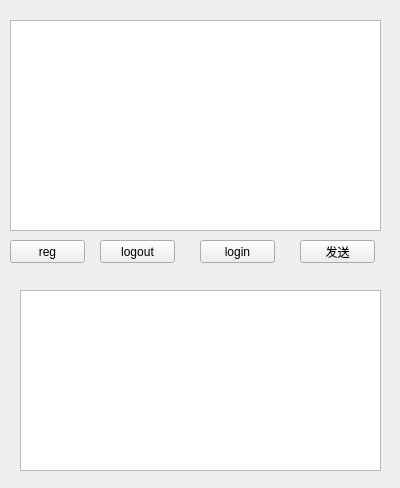
Above: mainwindow.ui from ssdut153/testClient before the change. Below: the same form after it.
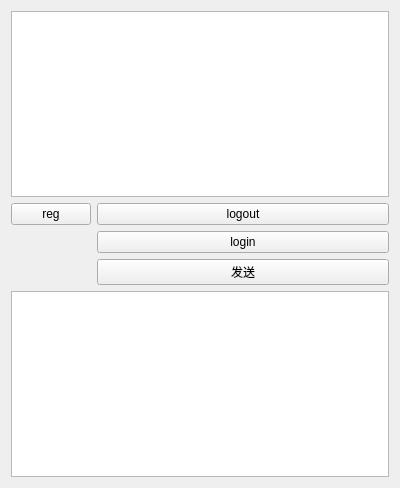
That is the form after the change.

Commit message: adjust the width of textbox

```diff
--- a/mainwindow.ui
+++ b/mainwindow.ui
@@ -14,81 +14,46 @@
    <string>MainWindow</string>
   </property>
   <widget class="QWidget" name="centralWidget">
+   <layout class="QFormLayout" name="formLayout">
+    <item row="0" column="0" colspan="2">
+     <widget class="QTextEdit" name="textEdit"/>
+    </item>
+    <item row="3" column="0">
+     <widget class="QPushButton" name="pushButton_4">
+      <property name="text">
+       <string>reg</string>
+      </property>
+     </widget>
+    </item>
+    <item row="3" column="1">
+     <widget class="QPushButton" name="pushButton_3">
+      <property name="text">
+       <string>logout</string>
+      </property>
+     </widget>
+    </item>
+    <item row="5" column="1">
    <widget class="QPushButton" name="pushButton">
-    <property name="geometry">
-     <rect>
-      <x>300</x>
-      <y>240</y>
-      <width>75</width>
-      <height>23</height>
-     </rect>
-    </property>
     <property name="text">
      <string>发送</string>
     </property>
    </widget>
-   <widget class="QTextEdit" name="textEdit">
-    <property name="geometry">
-     <rect>
-      <x>10</x>
-      <y>20</y>
-      <width>371</width>
-      <height>211</height>
-     </rect>
-    </property>
-   </widget>
+    </item>
+    <item row="6" column="0" colspan="2">
    <widget class="QTextEdit" name="textEdit_2">
-    <property name="geometry">
-     <rect>
-      <x>20</x>
-      <y>290</y>
-      <width>361</width>
-      <height>181</height>
-     </rect>
-    </property>
     <property name="readOnly">
      <bool>true</bool>
     </property>
    </widget>
+    </item>
+    <item row="4" column="1">
    <widget class="QPushButton" name="pushButton_2">
-    <property name="geometry">
-     <rect>
-      <x>200</x>
-      <y>240</y>
-      <width>75</width>
-      <height>23</height>
-     </rect>
-    </property>
     <property name="text">
      <string>login</string>
     </property>
    </widget>
-   <widget class="QPushButton" name="pushButton_3">
-    <property name="geometry">
-     <rect>
-      <x>100</x>
-      <y>240</y>
-      <width>75</width>
-      <height>23</height>
-     </rect>
-    </property>
-    <property name="text">
-     <string>logout</string>
-    </property>
-   </widget>
-   <widget class="QPushButton" name="pushButton_4">
-    <property name="geometry">
-     <rect>
-      <x>10</x>
-      <y>240</y>
-      <width>75</width>
-      <height>23</height>
-     </rect>
-    </property>
-    <property name="text">
-     <string>reg</string>
-    </property>
-   </widget>
+    </item>
+   </layout>
   </widget>
  </widget>
  <layoutdefault spacing="6" margin="11"/>
```
Lines whose indentation alone changed are shown as unchanged.
